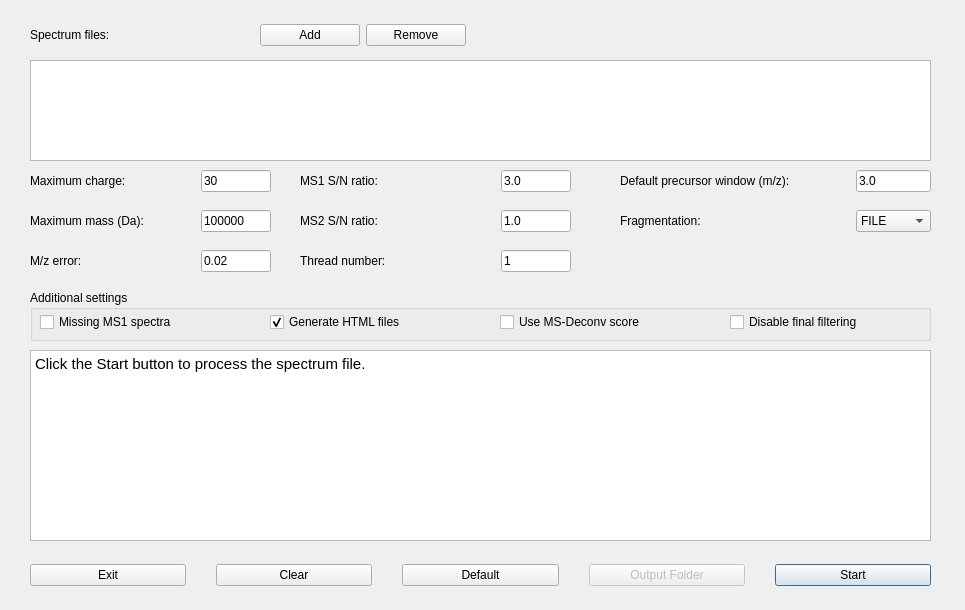
Qt form src/gui/topfd/topfddialog.ui (toppic-suite/toppic-suite) before a commit.
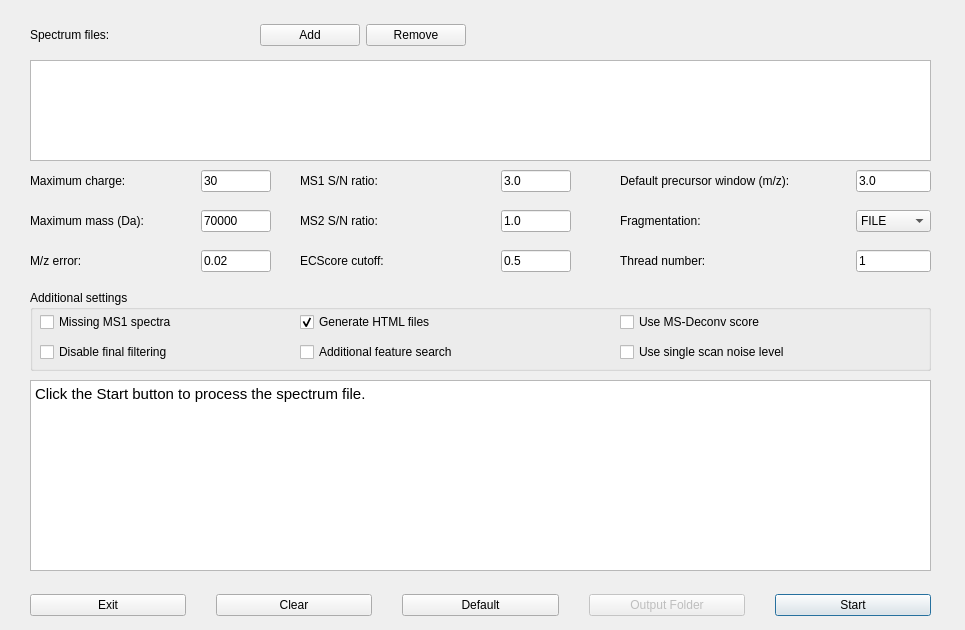
The same form after that commit. Icons and pictures are not drawn.

Commit message: Added three topfd arguments to topfd_gui

```diff
--- a/src/gui/topfd/topfddialog.ui
+++ b/src/gui/topfd/topfddialog.ui
@@ -7,7 +7,7 @@
     <x>0</x>
     <y>0</y>
     <width>965</width>
-    <height>610</height>
+    <height>630</height>
    </rect>
   </property>
   <property name="sizePolicy">
@@ -19,13 +19,13 @@
   <property name="minimumSize">
    <size>
     <width>965</width>
-    <height>610</height>
+    <height>630</height>
    </size>
   </property>
   <property name="maximumSize">
    <size>
     <width>965</width>
-    <height>610</height>
+    <height>630</height>
    </size>
   </property>
   <property name="windowTitle">
@@ -276,7 +276,7 @@
         </size>
        </property>
        <property name="text">
-        <string>100000</string>
+        <string>70000</string>
        </property>
       </widget>
      </item>
@@ -374,7 +374,7 @@
     <property name="geometry">
      <rect>
       <x>30</x>
-      <y>550</y>
+      <y>580</y>
       <width>901</width>
       <height>50</height>
      </rect>
@@ -489,7 +489,7 @@
     <property name="geometry">
      <rect>
       <x>30</x>
-      <y>350</y>
+      <y>380</y>
       <width>901</width>
       <height>191</height>
      </rect>
@@ -547,9 +547,9 @@
    <widget class="QWidget" name="horizontalLayoutWidget_10">
     <property name="geometry">
      <rect>
-      <x>300</x>
+      <x>620</x>
       <y>240</y>
-      <width>271</width>
+      <width>311</width>
       <height>42</height>
      </rect>
     </property>
@@ -571,13 +571,13 @@
       <widget class="QLineEdit" name="threadNumberEdit">
        <property name="minimumSize">
         <size>
-         <width>70</width>
+         <width>75</width>
          <height>0</height>
         </size>
        </property>
        <property name="maximumSize">
         <size>
-         <width>70</width>
+         <width>75</width>
          <height>16777215</height>
         </size>
        </property>
@@ -594,7 +594,7 @@
       <x>30</x>
       <y>290</y>
       <width>901</width>
-      <height>51</height>
+      <height>81</height>
      </rect>
     </property>
     <property name="title">
@@ -603,7 +603,7 @@
     <widget class="QWidget" name="horizontalLayoutWidget_11">
      <property name="geometry">
       <rect>
-       <x>240</x>
+       <x>270</x>
        <y>20</y>
        <width>201</width>
        <height>25</height>
@@ -631,8 +631,8 @@
     <widget class="QWidget" name="horizontalLayoutWidget_12">
      <property name="geometry">
       <rect>
-       <x>700</x>
-       <y>20</y>
+       <x>10</x>
+       <y>50</y>
        <width>201</width>
        <height>25</height>
       </rect>
@@ -687,9 +687,9 @@
     <widget class="QWidget" name="horizontalLayoutWidget_15">
      <property name="geometry">
       <rect>
-       <x>470</x>
+       <x>590</x>
        <y>20</y>
-       <width>201</width>
+       <width>221</width>
        <height>25</height>
       </rect>
      </property>
@@ -698,7 +698,7 @@
        <widget class="QCheckBox" name="msDeconvCheckBox">
         <property name="minimumSize">
          <size>
-          <width>150</width>
+          <width>0</width>
           <height>0</height>
          </size>
         </property>
@@ -718,6 +718,106 @@
       </item>
      </layout>
     </widget>
+    <widget class="QWidget" name="horizontalLayoutWidget_16">
+     <property name="geometry">
+      <rect>
+       <x>270</x>
+       <y>50</y>
+       <width>201</width>
+       <height>25</height>
+      </rect>
+     </property>
+     <layout class="QHBoxLayout" name="horizontalLayout_16">
+      <item>
+       <widget class="QCheckBox" name="additionalFeatureSearchCheckBox">
+        <property name="acceptDrops">
+         <bool>false</bool>
+        </property>
+        <property name="text">
+         <string>Additional feature search</string>
+        </property>
+        <property name="checkable">
+         <bool>true</bool>
+        </property>
+        <property name="checked">
+         <bool>false</bool>
+        </property>
+       </widget>
+      </item>
+     </layout>
+    </widget>
+    <widget class="QWidget" name="horizontalLayoutWidget_17">
+     <property name="geometry">
+      <rect>
+       <x>590</x>
+       <y>50</y>
+       <width>222</width>
+       <height>25</height>
+      </rect>
+     </property>
+     <layout class="QHBoxLayout" name="horizontalLayout_17">
+      <item>
+       <widget class="QCheckBox" name="singleScanNoiseLevelCheckBox">
+        <property name="acceptDrops">
+         <bool>false</bool>
+        </property>
+        <property name="text">
+         <string>Use single scan noise level</string>
+        </property>
+        <property name="checkable">
+         <bool>true</bool>
+        </property>
+        <property name="checked">
+         <bool>false</bool>
+        </property>
+       </widget>
+      </item>
+     </layout>
+    </widget>
+   </widget>
+   <widget class="QWidget" name="horizontalLayoutWidget_6">
+    <property name="geometry">
+     <rect>
+      <x>300</x>
+      <y>240</y>
+      <width>271</width>
+      <height>42</height>
+     </rect>
+    </property>
+    <layout class="QHBoxLayout" name="horizontalLayout_15">
+     <item>
+      <widget class="QLabel" name="label_9">
+       <property name="minimumSize">
+        <size>
+         <width>0</width>
+         <height>0</height>
+        </size>
+       </property>
+       <property name="text">
+        <string>ECScore cutoff:</string>
+       </property>
+      </widget>
+     </item>
+     <item>
+      <widget class="QLineEdit" name="ecscoreCutoffEdit">
+       <property name="minimumSize">
+        <size>
+         <width>40</width>
+         <height>0</height>
+        </size>
+       </property>
+       <property name="maximumSize">
+        <size>
+         <width>70</width>
+         <height>16777215</height>
+        </size>
+       </property>
+       <property name="text">
+        <string>0.5</string>
+       </property>
+      </widget>
+     </item>
+    </layout>
    </widget>
    <zorder>listWidget</zorder>
    <zorder>horizontalLayoutWidget</zorder>
```
Left out of the diff: 1 changed line with no effect on the pictures. The commit also changes 2 other files.
